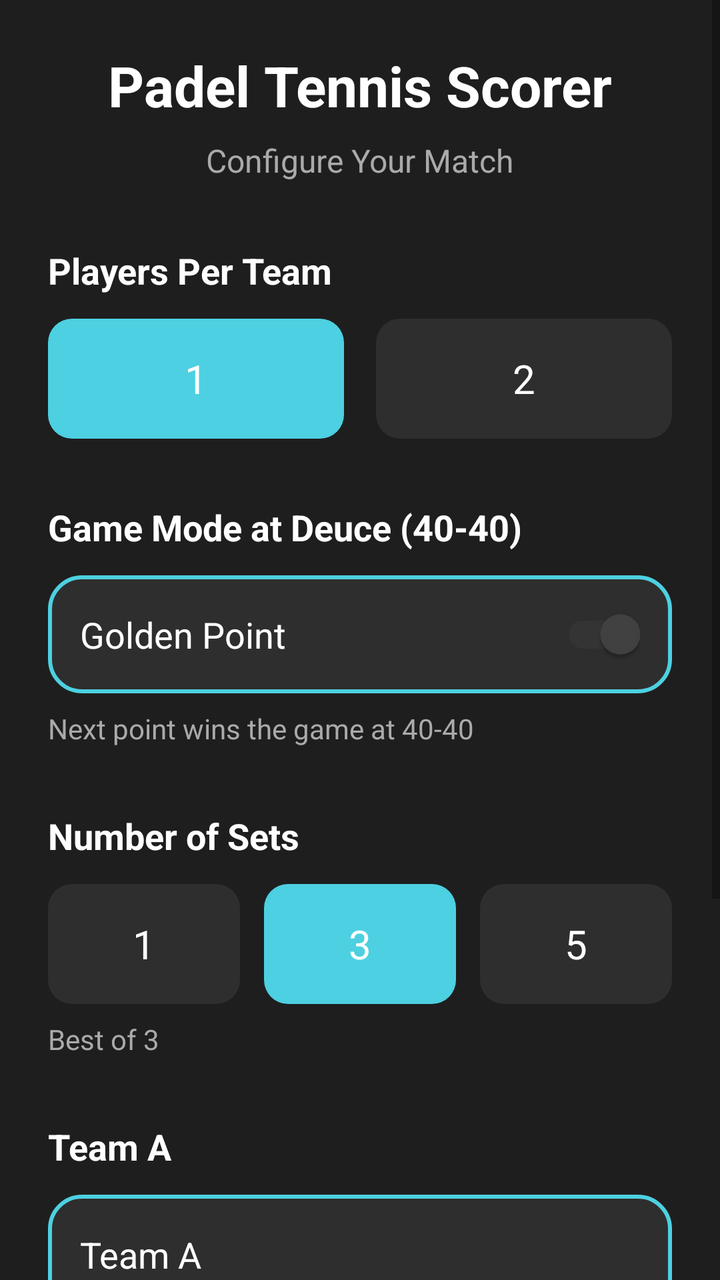
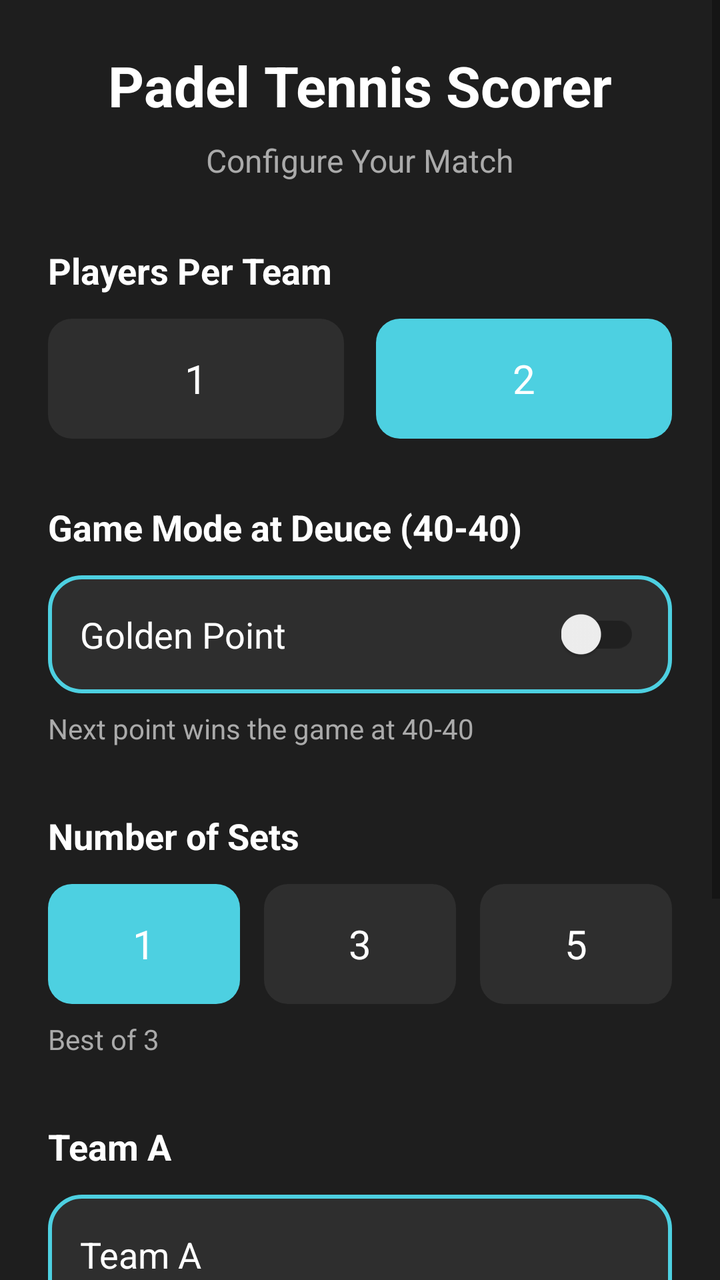

Two renders of the same Android screen: before a commit and after it. Below are the layout's source before the change and the commit's diff.
<!-- AndroidManifest.xml: application theme AppTheme -->
<!-- res/layout/act_padel_config.xml -->
<?xml version="1.0" encoding="utf-8"?>
<ScrollView xmlns:android="http://schemas.android.com/apk/res/android"
    android:layout_width="match_parent"
    android:layout_height="match_parent"
    android:fillViewport="true"
    android:background="#1E1E1E">

    <LinearLayout
        android:layout_width="match_parent"
        android:layout_height="wrap_content"
        android:orientation="vertical"
        android:padding="24dp">

        <TextView
            android:layout_width="wrap_content"
            android:layout_height="wrap_content"
            android:text="Padel Tennis Scorer"
            android:textSize="28sp"
            android:textStyle="bold"
            android:textColor="#FFFFFF"
            android:layout_gravity="center"
            android:layout_marginBottom="8dp" />

        <TextView
            android:layout_width="wrap_content"
            android:layout_height="wrap_content"
            android:text="Configure Your Match"
            android:textSize="16sp"
            android:textColor="#AAAAAA"
            android:layout_gravity="center"
            android:layout_marginBottom="32dp" />

        
        <TextView
            android:layout_width="wrap_content"
            android:layout_height="wrap_content"
            android:text="Players Per Team"
            android:textSize="18sp"
            android:textStyle="bold"
            android:textColor="#FFFFFF"
            android:layout_marginBottom="12dp" />

        <RadioGroup
            android:id="@+id/rgTeams"
            android:layout_width="match_parent"
            android:layout_height="wrap_content"
            android:orientation="horizontal"
            android:layout_marginBottom="32dp">

            <RadioButton
                android:id="@+id/rbTeams2"
                android:layout_width="0dp"
                android:layout_height="60dp"
                android:layout_weight="1"
                android:text="1"
                android:textSize="20sp"
                android:textColor="#FFFFFF"
                android:gravity="center"
                android:button="@null"
                android:background="@drawable/radio_button_selector"
                android:layout_marginEnd="8dp"
                android:checked="true" />

            <RadioButton
                android:id="@+id/rbTeams4"
                android:layout_width="0dp"
                android:layout_height="60dp"
                android:layout_weight="1"
                android:text="2"
                android:textSize="20sp"
                android:textColor="#FFFFFF"
                android:gravity="center"
                android:button="@null"
                android:background="@drawable/radio_button_selector"
                android:layout_marginStart="8dp" />
        </RadioGroup>

        
        <TextView
            android:layout_width="wrap_content"
            android:layout_height="wrap_content"
            android:text="Game Mode at Deuce (40-40)"
            android:textSize="18sp"
            android:textStyle="bold"
            android:textColor="#FFFFFF"
            android:layout_marginBottom="12dp" />

        <LinearLayout
            android:layout_width="match_parent"
            android:layout_height="wrap_content"
            android:orientation="horizontal"
            android:gravity="center_vertical"
            android:background="@drawable/card_team_border"
            android:padding="16dp"
            android:layout_marginBottom="8dp">

            <TextView
                android:layout_width="0dp"
                android:layout_height="wrap_content"
                android:layout_weight="1"
                android:text="Golden Point"
                android:textSize="18sp"
                android:textColor="#FFFFFF" />

            <androidx.appcompat.widget.SwitchCompat
                android:id="@+id/switchGoldenPoint"
                android:layout_width="wrap_content"
                android:layout_height="wrap_content"
                android:checked="true" />
        </LinearLayout>

        <TextView
            android:layout_width="wrap_content"
            android:layout_height="wrap_content"
            android:text="Next point wins the game at 40-40"
            android:textSize="14sp"
            android:textColor="#AAAAAA"
            android:layout_marginBottom="32dp" />

        
        <TextView
            android:layout_width="wrap_content"
            android:layout_height="wrap_content"
            android:text="Number of Sets"
            android:textSize="18sp"
            android:textStyle="bold"
            android:textColor="#FFFFFF"
            android:layout_marginBottom="12dp" />

        <RadioGroup
            android:id="@+id/rgSets"
            android:layout_width="match_parent"
            android:layout_height="wrap_content"
            android:orientation="horizontal"
            android:layout_marginBottom="8dp">

            <RadioButton
                android:id="@+id/rbSets1"
                android:layout_width="0dp"
                android:layout_height="60dp"
                android:layout_weight="1"
                android:text="1"
                android:textSize="20sp"
                android:textColor="#FFFFFF"
                android:gravity="center"
                android:button="@null"
                android:background="@drawable/radio_button_selector"
                android:layout_marginEnd="8dp" />

            <RadioButton
                android:id="@+id/rbSets3"
                android:layout_width="0dp"
                android:layout_height="60dp"
                android:layout_weight="1"
                android:text="3"
                android:textSize="20sp"
                android:textColor="#FFFFFF"
                android:gravity="center"
                android:button="@null"
                android:background="@drawable/radio_button_selector"
                android:layout_marginStart="4dp"
                android:layout_marginEnd="4dp"
                android:checked="true" />

            <RadioButton
                android:id="@+id/rbSets5"
                android:layout_width="0dp"
                android:layout_height="60dp"
                android:layout_weight="1"
                android:text="5"
                android:textSize="20sp"
                android:textColor="#FFFFFF"
                android:gravity="center"
                android:button="@null"
                android:background="@drawable/radio_button_selector"
                android:layout_marginStart="8dp" />
        </RadioGroup>

        <TextView
            android:id="@+id/tvSetsInfo"
            android:layout_width="wrap_content"
            android:layout_height="wrap_content"
            android:text="Best of 3"
            android:textSize="14sp"
            android:textColor="#AAAAAA"
            android:layout_marginBottom="32dp" />

        
        <TextView
            android:layout_width="wrap_content"
            android:layout_height="wrap_content"
            android:text="Team A"
            android:textSize="18sp"
            android:textStyle="bold"
            android:textColor="#FFFFFF"
            android:layout_marginBottom="12dp" />

        <EditText
            android:id="@+id/edtTeamA"
            android:layout_width="match_parent"
            android:layout_height="60dp"
            android:hint="Team A"
            android:text="Team A"
            android:textSize="18sp"
            android:textColor="#FFFFFF"
            android:textColorHint="#AAAAAA"
            android:background="@drawable/card_team_border"
            android:paddingStart="16dp"
            android:paddingEnd="16dp"
            android:layout_marginBottom="32dp" />

        <TextView
            android:layout_width="wrap_content"
            android:layout_height="wrap_content"
            android:text="Team B"
            android:textSize="18sp"
            android:textStyle="bold"
            android:textColor="#FFFFFF"
            android:layout_marginBottom="12dp" />

        <EditText
            android:id="@+id/edtTeamB"
            android:layout_width="match_parent"
            android:layout_height="60dp"
            android:hint="Team B"
            android:text="Team B"
            android:textSize="18sp"
            android:textColor="#FFFFFF"
            android:textColorHint="#AAAAAA"
            android:background="@drawable/card_team_border"
            android:paddingStart="16dp"
            android:paddingEnd="16dp"
            android:layout_marginBottom="32dp" />

        <Button
            android:id="@+id/btnStartGame"
            android:layout_width="match_parent"
            android:layout_height="70dp"
            android:text="Start Game"
            android:textSize="20sp"
            android:textStyle="bold"
            android:textColor="#FFFFFF"
            android:background="@drawable/btn_rounded_teal" />

    </LinearLayout>
</ScrollView>
<!-- resources referenced by this layout -->
<resources>
  <!-- drawable btn_rounded_teal (drawable) -->
  <?xml version="1.0" encoding="utf-8"?>
  <shape xmlns:android="http://schemas.android.com/apk/res/android">
      <solid android:color="#4DD0E1"/>
      <corners android:radius="16dp"/>
  </shape>
  <!-- drawable card_team_border (drawable) -->
  <?xml version="1.0" encoding="utf-8"?>
  <shape xmlns:android="http://schemas.android.com/apk/res/android">
      <stroke android:width="2dp" android:color="#4DD0E1"/>
      <corners android:radius="16dp"/>
      <solid android:color="#2E2E2E"/>
  </shape>
  <!-- drawable radio_button_selector (drawable) -->
  <?xml version="1.0" encoding="utf-8"?>
  <selector xmlns:android="http://schemas.android.com/apk/res/android">
      <item android:state_checked="true">
          <shape android:shape="rectangle">
              <solid android:color="#4DD0E1"/>
              <corners android:radius="12dp"/>
          </shape>
      </item>
      <item android:state_checked="false">
          <shape android:shape="rectangle">
              <solid android:color="#2E2E2E"/>
              <corners android:radius="12dp"/>
          </shape>
      </item>
  </selector>
  <style name="AppTheme" parent="Theme.AppCompat.DayNight.NoActionBar">
          
          <item name="colorPrimary">@color/colorPrimary</item>
          <item name="colorPrimaryDark">@color/colorPrimaryDark</item>
          <item name="colorAccent">@color/colorAccent</item>
      </style>
  <color name="colorPrimary">@color/md_white_1000</color>
  <color name="colorPrimaryDark">@color/md_white_1000</color>
  <color name="colorAccent">@color/colorTextNormal</color>
  <color name="md_white_1000">#ffffff</color>
  <color name="colorTextNormal">@color/md_grey_800</color>
  <color name="md_grey_800">#424242</color>
</resources>

<!-- the commit's change to res/layout/act_padel_config.xml (unified diff, before → after) -->
@@ -58,21 +58,21 @@
                 android:gravity="center"
                 android:button="@null"
                 android:background="@drawable/radio_button_selector"
-                android:layout_marginEnd="8dp"
+                android:layout_marginEnd="8dp" />
+
+            <RadioButton
+                android:id="@+id/rbTeams4"
+                android:layout_width="0dp"
+                android:layout_height="60dp"
+                android:layout_weight="1"
+                android:text="2"
+                android:textSize="20sp"
+                android:textColor="#FFFFFF"
+                android:gravity="center"
+                android:button="@null"
+                android:background="@drawable/radio_button_selector"
+                android:layout_marginStart="8dp"
                 android:checked="true" />
-
-            <RadioButton
-                android:id="@+id/rbTeams4"
-                android:layout_width="0dp"
-                android:layout_height="60dp"
-                android:layout_weight="1"
-                android:text="2"
-                android:textSize="20sp"
-                android:textColor="#FFFFFF"
-                android:gravity="center"
-                android:button="@null"
-                android:background="@drawable/radio_button_selector"
-                android:layout_marginStart="8dp" />
         </RadioGroup>
 
         
@@ -106,7 +106,7 @@
                 android:id="@+id/switchGoldenPoint"
                 android:layout_width="wrap_content"
                 android:layout_height="wrap_content"
-                android:checked="true" />
+                android:checked="false" />
         </LinearLayout>
 
         <TextView
@@ -145,7 +145,8 @@
                 android:gravity="center"
                 android:button="@null"
                 android:background="@drawable/radio_button_selector"
-                android:layout_marginEnd="8dp" />
+                android:layout_marginEnd="8dp"
+                android:checked="true" />
 
             <RadioButton
                 android:id="@+id/rbSets3"
@@ -159,8 +160,7 @@
                 android:button="@null"
                 android:background="@drawable/radio_button_selector"
                 android:layout_marginStart="4dp"
-                android:layout_marginEnd="4dp"
-                android:checked="true" />
+                android:layout_marginEnd="4dp" />
 
             <RadioButton
                 android:id="@+id/rbSets5"
